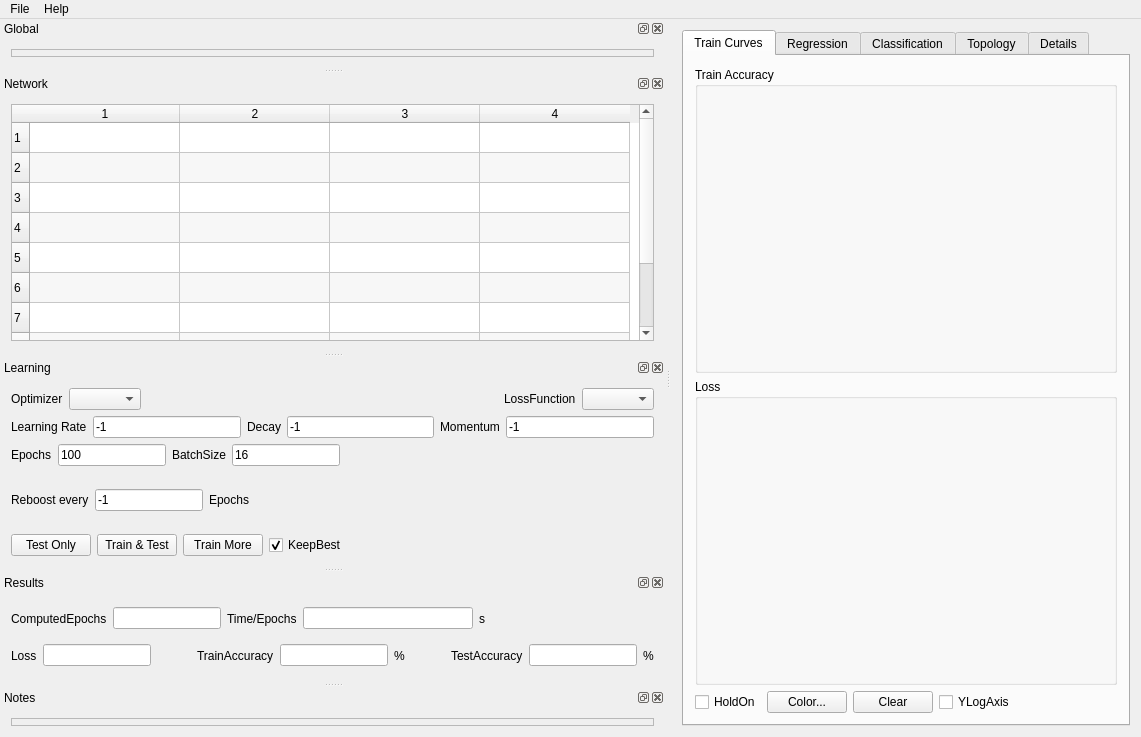
This is src/DNNLab/mainwindow.ui in edeforas/BeeDNN as Qt 5 draws it before an edit. The edited form follows.
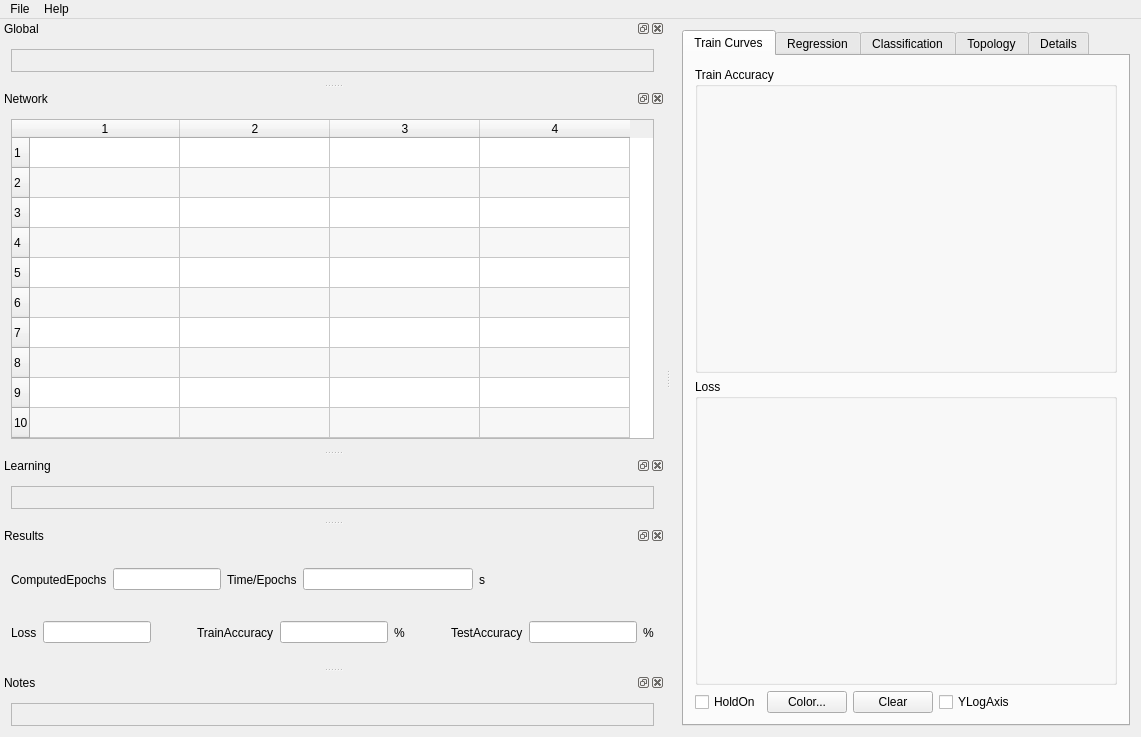
This is the edited form. Custom widgets are drawn as their Qt base class.

The edit to the form file:
```diff
--- a/src/DNNLab/mainwindow.ui
+++ b/src/DNNLab/mainwindow.ui
@@ -370,260 +370,15 @@
    </attribute>
    <widget class="QWidget" name="dockWidgetContents_3">
     <layout class="QGridLayout" name="gridLayout_4">
-     <item row="1" column="0">
-      <layout class="QHBoxLayout" name="horizontalLayout_4">
-       <item>
-        <widget class="QLabel" name="label_9">
-         <property name="text">
-          <string>Learning Rate</string>
-         </property>
-        </widget>
-       </item>
-       <item>
-        <widget class="QLineEdit" name="leLearningRate">
-         <property name="text">
-          <string>-1</string>
-         </property>
-        </widget>
-       </item>
-       <item>
-        <widget class="QLabel" name="label_11">
-         <property name="text">
-          <string>Decay</string>
-         </property>
-        </widget>
-       </item>
-       <item>
-        <widget class="QLineEdit" name="leDecay">
-         <property name="enabled">
-          <bool>true</bool>
-         </property>
-         <property name="text">
-          <string>-1</string>
-         </property>
-        </widget>
-       </item>
-       <item>
-        <widget class="QLabel" name="label_10">
-         <property name="text">
-          <string>Momentum</string>
-         </property>
-        </widget>
-       </item>
-       <item>
-        <widget class="QLineEdit" name="leMomentum">
-         <property name="enabled">
-          <bool>true</bool>
-         </property>
-         <property name="text">
-          <string>-1</string>
-         </property>
-         <property name="readOnly">
-          <bool>false</bool>
-         </property>
-        </widget>
-       </item>
-      </layout>
-     </item>
-     <item row="2" column="0">
-      <layout class="QHBoxLayout" name="horizontalLayout_3">
-       <item>
-        <widget class="QLabel" name="label_8">
-         <property name="text">
-          <string>Epochs</string>
-         </property>
-        </widget>
-       </item>
-       <item>
-        <widget class="QLineEdit" name="leEpochs">
-         <property name="sizePolicy">
-          <sizepolicy hsizetype="Preferred" vsizetype="Fixed">
-           <horstretch>0</horstretch>
-           <verstretch>0</verstretch>
-          </sizepolicy>
-         </property>
-         <property name="text">
-          <string>100</string>
-         </property>
-        </widget>
-       </item>
-       <item>
-        <widget class="QLabel" name="label_7">
-         <property name="text">
-          <string>BatchSize</string>
-         </property>
-        </widget>
-       </item>
-       <item>
-        <widget class="QLineEdit" name="leBatchSize">
-         <property name="enabled">
-          <bool>true</bool>
-         </property>
-         <property name="sizePolicy">
-          <sizepolicy hsizetype="Preferred" vsizetype="Fixed">
-           <horstretch>0</horstretch>
-           <verstretch>0</verstretch>
-          </sizepolicy>
-         </property>
-         <property name="text">
-          <string>16</string>
-         </property>
-        </widget>
-       </item>
-       <item>
-        <spacer name="horizontalSpacer_9">
-         <property name="orientation">
-          <enum>Qt::Horizontal</enum>
-         </property>
-         <property name="sizeHint" stdset="0">
-          <size>
-           <width>40</width>
-           <height>20</height>
-          </size>
-         </property>
-        </spacer>
-       </item>
-      </layout>
-     </item>
-     <item row="3" column="0">
-      <layout class="QHBoxLayout" name="horizontalLayout_6">
-       <item>
-        <widget class="QLabel" name="label_4">
-         <property name="text">
-          <string>Reboost every</string>
-         </property>
-        </widget>
-       </item>
-       <item>
-        <widget class="QLineEdit" name="leReboost">
-         <property name="enabled">
-          <bool>true</bool>
-         </property>
-         <property name="sizePolicy">
-          <sizepolicy hsizetype="Preferred" vsizetype="Fixed">
-           <horstretch>0</horstretch>
-           <verstretch>0</verstretch>
-          </sizepolicy>
-         </property>
-         <property name="text">
-          <string>-1</string>
-         </property>
-        </widget>
-       </item>
-       <item>
-        <widget class="QLabel" name="label_14">
-         <property name="text">
-          <string>Epochs</string>
-         </property>
-        </widget>
-       </item>
-       <item>
-        <spacer name="horizontalSpacer_12">
-         <property name="orientation">
-          <enum>Qt::Horizontal</enum>
-         </property>
-         <property name="sizeHint" stdset="0">
-          <size>
-           <width>40</width>
-           <height>20</height>
-          </size>
-         </property>
-        </spacer>
-       </item>
-      </layout>
-     </item>
-     <item row="4" column="0">
-      <layout class="QHBoxLayout" name="horizontalLayout_12">
-       <item>
-        <widget class="QPushButton" name="btnTestOnly">
-         <property name="text">
-          <string>Test Only</string>
-         </property>
-        </widget>
-       </item>
-       <item>
-        <widget class="QPushButton" name="pushButton">
-         <property name="text">
-          <string>Train &amp;&amp; Test</string>
-         </property>
-        </widget>
-       </item>
-       <item>
-        <widget class="QPushButton" name="btnTrainMore">
-         <property name="text">
-          <string>Train More</string>
-         </property>
-        </widget>
-       </item>
-       <item>
-        <widget class="QCheckBox" name="cbKeepBest">
-         <property name="text">
-          <string>KeepBest</string>
-         </property>
-         <property name="checked">
-          <bool>true</bool>
-         </property>
-        </widget>
-       </item>
-       <item>
-        <spacer name="horizontalSpacer_6">
-         <property name="orientation">
-          <enum>Qt::Horizontal</enum>
-         </property>
-         <property name="sizeHint" stdset="0">
-          <size>
-           <width>40</width>
-           <height>20</height>
-          </size>
-         </property>
-        </spacer>
-       </item>
-      </layout>
-     </item>
      <item row="0" column="0">
-      <layout class="QHBoxLayout" name="horizontalLayout">
-       <item>
-        <widget class="QLabel" name="label">
-         <property name="text">
-          <string>Optimizer</string>
-         </property>
-        </widget>
-       </item>
-       <item>
-        <widget class="QComboBox" name="cbOptimizer">
-         <property name="currentIndex">
-          <number>-1</number>
-         </property>
-        </widget>
-       </item>
-       <item>
-        <spacer name="horizontalSpacer_10">
-         <property name="orientation">
-          <enum>Qt::Horizontal</enum>
-         </property>
-         <property name="sizeHint" stdset="0">
-          <size>
-           <width>40</width>
-           <height>20</height>
-          </size>
-         </property>
-        </spacer>
-       </item>
-       <item>
-        <widget class="QLabel" name="label_2">
-         <property name="text">
-          <string>LossFunction</string>
-         </property>
-        </widget>
-       </item>
-       <item>
-        <widget class="QComboBox" name="cbLossFunction">
-         <property name="enabled">
-          <bool>true</bool>
-         </property>
-        </widget>
-       </item>
-      </layout>
+      <widget class="FrameLearning" name="frameLearning">
+       <property name="frameShape">
+        <enum>QFrame::StyledPanel</enum>
+       </property>
+       <property name="frameShadow">
+        <enum>QFrame::Raised</enum>
+       </property>
+      </widget>
      </item>
     </layout>
    </widget>
@@ -892,7 +647,13 @@
   <customwidget>
    <class>FrameGlobal</class>
    <extends>QFrame</extends>
-   <header location="global">FrameGlobal.h</header>
+   <header>FrameGlobal.h</header>
+   <container>1</container>
+  </customwidget>
+  <customwidget>
+   <class>FrameLearning</class>
+   <extends>QFrame</extends>
+   <header location="global">FrameLearning.h</header>
    <container>1</container>
   </customwidget>
  </customwidgets>
```
